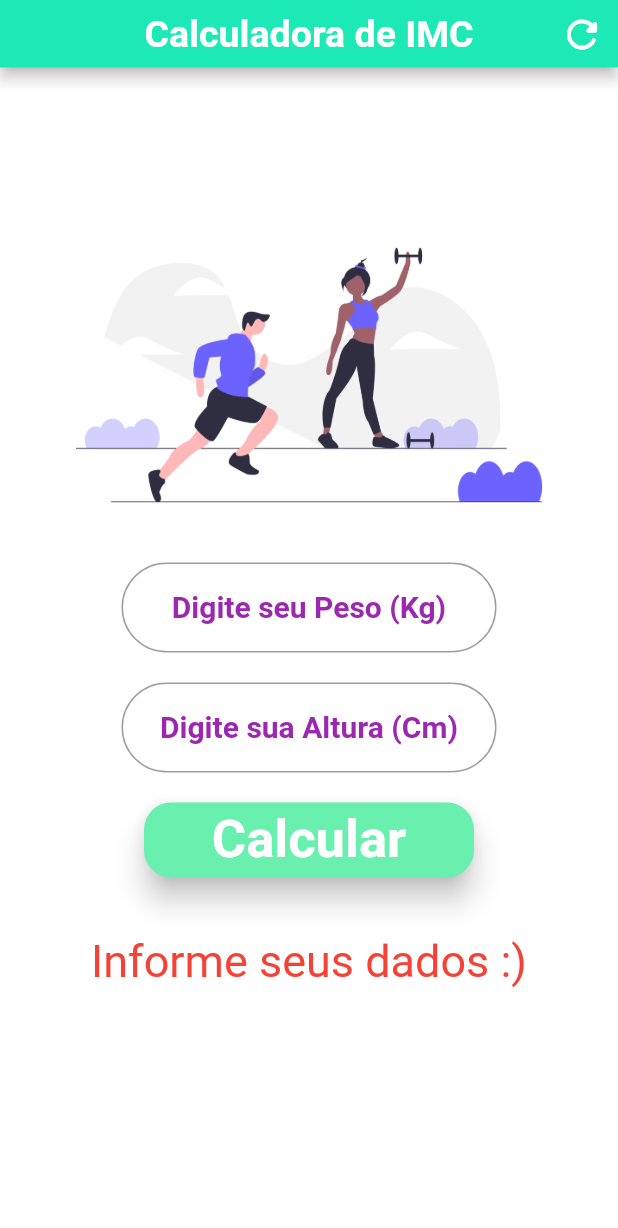
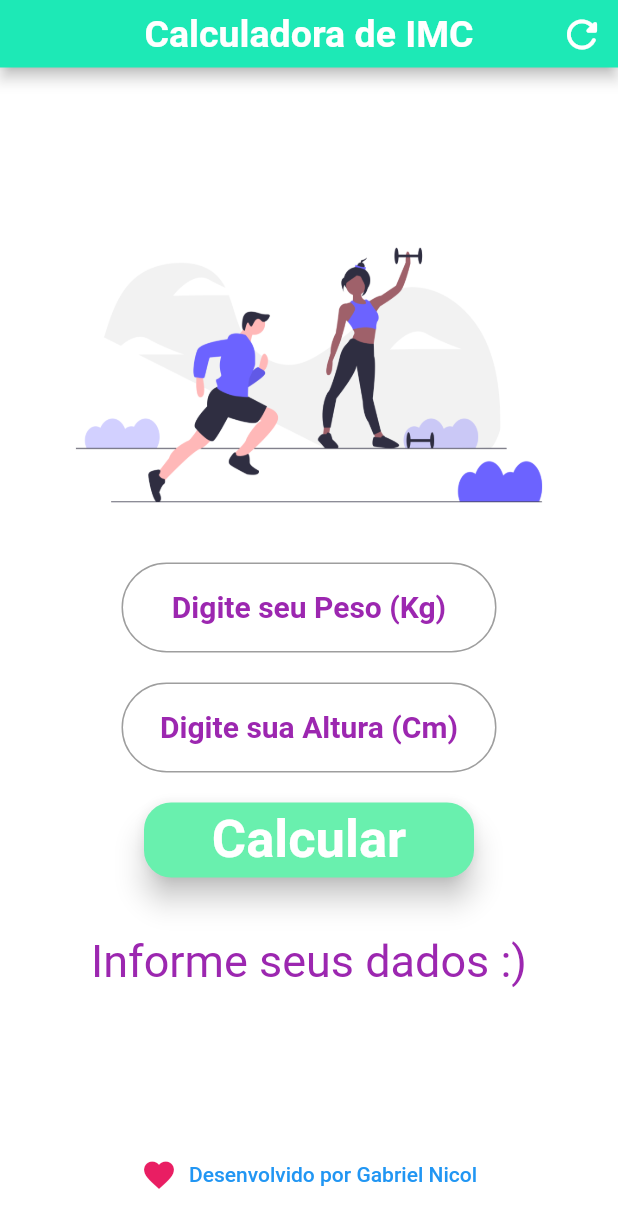
Before and after one commit to moraesnicol/imc_flutter, a Flutter app: the screen it shows after launch, on a phone screen of 412 x 824 dp. Shown: the top 1228 px of the screen. Run offline on Flutter 3.47's test engine with Material 2 defaults, Android fonts, the phone set to English and light mode, and no system bars; our stand-ins replace google_fonts.

```diff
--- a/lib/main.dart
+++ b/lib/main.dart
@@ -1,13 +1,15 @@
 import 'package:flutter/material.dart';
+import 'package:flutter/services.dart';
+import 'package:google_fonts/google_fonts.dart';
+import 'package:url_launcher/url_launcher.dart';
 
-//
+const _url = 'https://github.com/moraesnicol';
 void main() {
   runApp(MaterialApp(
     home: Home(),
   ));
 }
 
-//
 //
 class Home extends StatefulWidget {
   @override
@@ -90,7 +92,7 @@ class _HomeState extends State<Home> {
               mainAxisAlignment: MainAxisAlignment.center,
               children: [
                 Center(
-                  child:  Image.asset(
+                  child: Image.asset(
                     'images/fitness.png',
                     width: 380,
                     height: 250,
@@ -103,6 +105,9 @@ class _HomeState extends State<Home> {
                     enableInteractiveSelection: false,
                     autofocus: false,
                     keyboardType: TextInputType.number,
+                    inputFormatters: <TextInputFormatter>[
+                      FilteringTextInputFormatter.digitsOnly
+                    ],
                     cursorColor: Colors.green,
                     textAlign: TextAlign.center,
                     style: TextStyle(
@@ -138,6 +143,9 @@ class _HomeState extends State<Home> {
                     enableInteractiveSelection: false,
                     autofocus: false,
                     keyboardType: TextInputType.number,
+                    inputFormatters: <TextInputFormatter>[
+                      FilteringTextInputFormatter.digitsOnly
+                    ],
                     cursorColor: Colors.green,
                     textAlign: TextAlign.center,
                     style: TextStyle(
@@ -195,8 +203,38 @@ class _HomeState extends State<Home> {
                 Text(
                   _infoText,
                   textAlign: TextAlign.center,
-                  style: TextStyle(color: Colors.red, fontSize: 30),
-                )
+                  style: GoogleFonts.roboto(
+                    textStyle: TextStyle(color: Colors.purple, fontSize: 30),
+                  ),
+                ),
+                //bottom
+                Padding(
+                  padding: const EdgeInsets.only(top: 95.0, bottom: 20),
+                  child: Container(
+                    width: 350,
+                    height: 60,
+                    child: TextButton.icon(
+                      onPressed: () async {
+                        const url = 'https://github.com/moraesnicol';
+                        if (await canLaunch(url)) {
+                          await launch(url);
+                        } else {
+                           print('Could not launch $url') ;
+
+                        }
+                      },
+                      label: Text("Desenvolvido por Gabriel Nicol"),
+                      icon: Icon(
+                        Icons.favorite,
+                        color: Colors.pink,
+                        size: 24.0,
+                        semanticLabel: 'Link to my github',
+                      ),
+                    ),
+                  ),
+                ),
+
+                //bottom
               ],
             ),
           ),
--- a/pubspec.yaml
+++ b/pubspec.yaml
@@ -21,6 +21,8 @@ environment:
   sdk: ">=2.7.0 <3.0.0"
 
 dependencies:
+  google_fonts: ^2.0.0
+  url_launcher: ^6.0.2
   flutter:
     sdk: flutter
 
```
Also changed, not shown: pubspec.lock, 1 other file.
